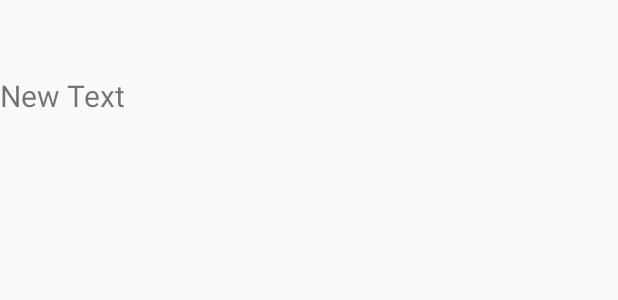
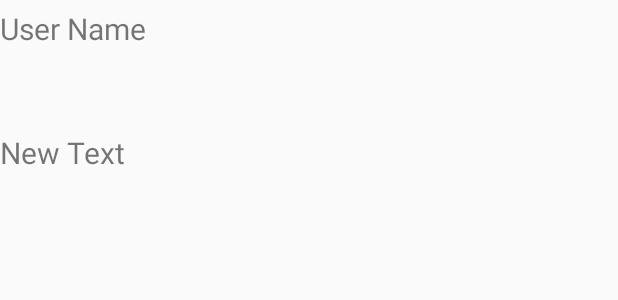
Before and after one commit to richardpon/Instagram-Client, an Android app: the layout item_photo.xml on its own in the app's theme, with its tools: preview values and no code run, on a phone screen of 412 x 824 dp. Shown: the top 300 px of the screen. Run offline under Robolectric (Android 15) with nearby library versions, the phone set to English and light mode, and no system bars.

Commit message:
Add username to photo item.

```diff
--- a/app/src/main/java/com/codepath/instagramclient/InstagramPhotosAdapter.java
+++ b/app/src/main/java/com/codepath/instagramclient/InstagramPhotosAdapter.java
@@ -40,10 +40,12 @@ public class InstagramPhotosAdapter extends ArrayAdapter<InstagramPhoto> {
         }
 
         // lookup views for populating the data (image, caption)
+        TextView tvUsername = (TextView) convertView.findViewById(R.id.tvUsername);
+        ImageView ivPhoto = (ImageView) convertView.findViewById(R.id.ivPhoto);
         TextView tvCaption = (TextView) convertView.findViewById(R.id.tvCaption);
-        ImageView ivPhoto = (ImageView) convertView.findViewById(R.id.ivPhoto);
 
         // Insert the item data into each of the view items
+        tvUsername.setText(photo.username);
         tvCaption.setText(photo.caption);
 
         // Clear out image view (if recycled)
--- a/app/src/main/res/layout/item_photo.xml
+++ b/app/src/main/res/layout/item_photo.xml
@@ -1,13 +1,25 @@
 <?xml version="1.0" encoding="utf-8"?>
 <RelativeLayout xmlns:android="http://schemas.android.com/apk/res/android"
     android:layout_width="match_parent" android:layout_height="match_parent">
+
+    <TextView
+        android:layout_width="match_parent"
+        android:layout_height="wrap_content"
+        android:text="User Name"
+        android:id="@+id/tvUsername"
+        android:layout_alignParentLeft="true"
+        android:layout_alignParentStart="true"
+        android:layout_marginTop="5dp"
+        android:layout_marginBottom="5dp"
+        android:textSize="20sp"
+        android:maxLines="1"
+        android:ellipsize="end" />
 
     <ImageView
         android:layout_width="match_parent"
         android:layout_height="wrap_content"
         android:id="@+id/ivPhoto"
-        android:layout_alignParentLeft="true"
-        android:layout_alignParentStart="true"
+        android:layout_below="@+id/tvUsername"
         android:adjustViewBounds="true"
         android:scaleType="fitXY"
         android:minHeight="50dp" />
@@ -22,6 +34,8 @@
         android:layout_alignParentStart="true"
         android:textSize="20sp"
         android:maxLines="3"
-        android:ellipsize="end" />
+        android:ellipsize="end"
+        android:layout_marginBottom="10dp"
+        />
 
 </RelativeLayout>
```
